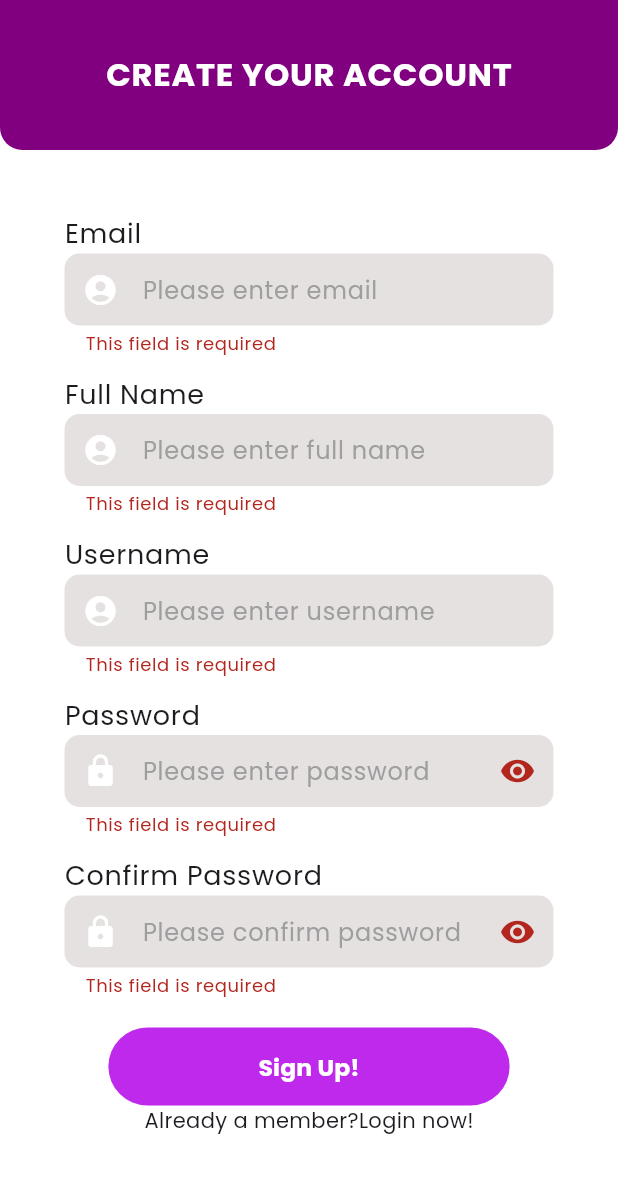
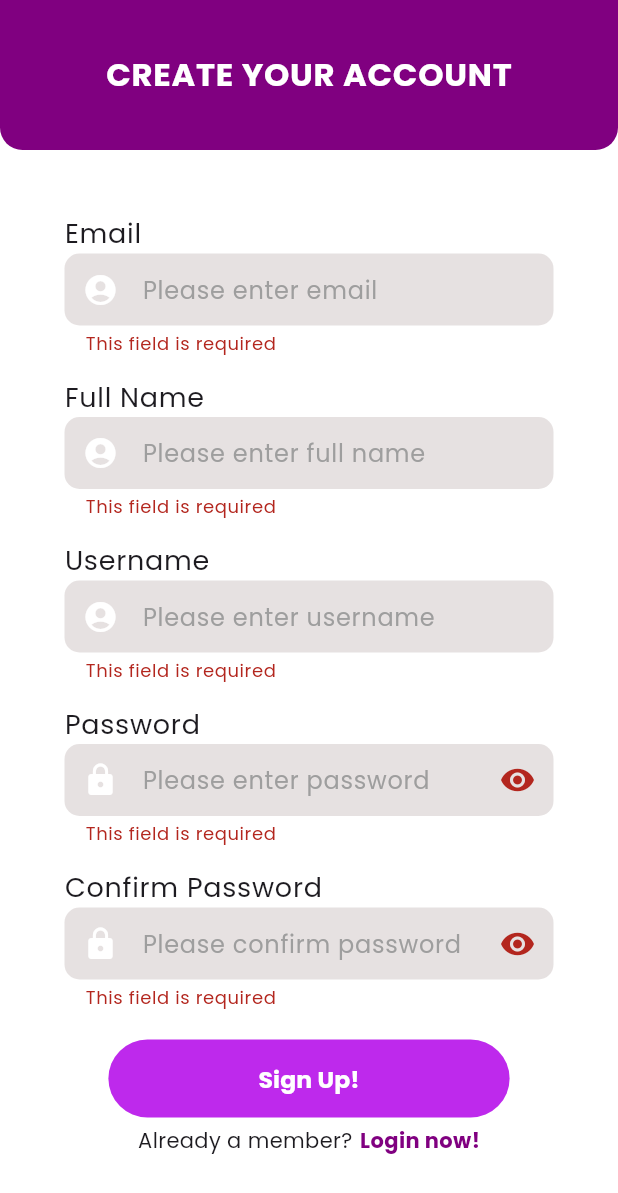
Before and after one commit to Prof-Pix/firebase_flutter, a Flutter app: the SignupPage screen opened directly with empty values, after a tap on "Sign Up!", on a phone screen of 412 x 824 dp. Shown: the top 1193 px of the screen. Run offline on Flutter 3.47's test engine with Material 3 defaults, Android fonts, the phone set to English and light mode, and no system bars; our stand-ins replace firebase_auth, firebase_core; accounts and stored records are empty.

Commit message:
added signup function and extracted a customfield widgets

```diff
--- a/lib/auth/main_page.dart
+++ b/lib/auth/main_page.dart
@@ -1,8 +1,6 @@
 import 'package:firebase_auth/firebase_auth.dart';
 import 'package:firebase_flutter/auth/auth_page.dart';
 import 'package:firebase_flutter/screens/home_page.dart';
-import 'package:firebase_flutter/screens/login_page.dart';
-import 'package:firebase_flutter/screens/signup_page.dart';
 import 'package:flutter/material.dart';
 
 class MainPage extends StatelessWidget {
--- a/lib/screens/signup_page.dart
+++ b/lib/screens/signup_page.dart
@@ -1,8 +1,9 @@
+import 'package:firebase_auth/firebase_auth.dart';
 import 'package:flutter/material.dart';
 
 class SignupPage extends StatefulWidget {
   final VoidCallback showLoginPage;
-  const SignupPage({required this.showLoginPage, super.key});
+  const SignupPage({required this.showLoginPage, Key? key}) : super(key: key);
 
   @override
   State<SignupPage> createState() => _SignupPageState();
@@ -48,7 +49,7 @@ class _SignupPageState extends State<SignupPage> {
 
 class SignUpForm extends StatefulWidget {
   final VoidCallback showLoginPage;
-  const SignUpForm({required this.showLoginPage, super.key});
+  const SignUpForm({required this.showLoginPage, Key? key}) : super(key: key);
 
   @override
   State<SignUpForm> createState() => _SignUpFormState();
@@ -57,12 +58,48 @@ class SignUpForm extends StatefulWidget {
 class _SignUpFormState extends State<SignUpForm> {
   final _formKey = GlobalKey<FormState>();
 
-  //text controllers
+  //For Creating the Username and Pass
+  Future signUp() async {
+    try {
+      if (isPasswordConfirmed()) {
+        print(_emailCreateController.text);
+
+        await FirebaseAuth.instance.createUserWithEmailAndPassword(
+          email: _emailCreateController.text.trim(),
+          password: _passwordCreateController.text.trim(),
+        );
+
+        ScaffoldMessenger.of(context).showSnackBar(
+          const SnackBar(
+            content: Text('Account Created Successfully!'),
+          ),
+        );
+      }
+    } catch (e) {
+      print(e);
+      ScaffoldMessenger.of(context).showSnackBar(
+        const SnackBar(
+          content: Text('Signup Failed. Please try again.'),
+        ),
+      );
+    }
+  }
+
+  // Text controllers
   final _emailCreateController = TextEditingController();
   final _fullNameCreateController = TextEditingController();
   final _userNameCreateController = TextEditingController();
   final _passwordCreateController = TextEditingController();
   final _confirmPasswordCreateController = TextEditingController();
+
+  //For confirming the password
+  bool isPasswordConfirmed() {
+    if (_passwordCreateController.text.trim() ==
+        _confirmPasswordCreateController.text.trim()) {
+      return true;
+    }
+    return false;
+  }
 
   @override
   Widget build(BuildContext context) {
@@ -72,207 +109,159 @@ class _SignUpFormState extends State<SignUpForm> {
         key: _formKey,
         child: Column(
           children: [
-            Column(
-              crossAxisAlignment: CrossAxisAlignment.start,
-              children: [
-                const Text(
-                  "Email",
-                  style: TextStyle(fontSize: 18, letterSpacing: 0.5),
-                ),
-                TextFormField(
-                  controller: _emailCreateController,
-                  validator: (value) {
-                    if (value == null || value.isEmpty) {
-                      return "This field is required";
-                    }
-                    return null;
-                  },
-                  decoration: InputDecoration(
-                      filled: true,
-                      fillColor: const Color(0xffe6e1e1),
-                      hintText: "Please enter email",
-                      hintStyle: const TextStyle(color: Colors.grey),
-                      border: OutlineInputBorder(
-                          borderRadius: BorderRadius.circular(10),
-                          borderSide: BorderSide.none),
-                      contentPadding: const EdgeInsets.all(10),
-                      prefixIcon: const Icon(
-                        Icons.account_circle_sharp,
-                        color: Color(0xffffffff),
-                      )),
-                ),
-              ],
-            ), // Email TextField
-            const SizedBox(height: 13),
-            Column(
-              crossAxisAlignment: CrossAxisAlignment.start,
-              children: [
-                const Text(
-                  "Full Name",
-                  style: TextStyle(fontSize: 18, letterSpacing: 0.5),
-                ),
-                TextFormField(
-                  controller: _fullNameCreateController,
-                  validator: (value) {
-                    if (value == null || value.isEmpty) {
-                      return "This field is required";
-                    }
-                    return null;
-                  },
-                  decoration: InputDecoration(
-                      filled: true,
-                      fillColor: const Color(0xffe6e1e1),
-                      hintText: "Please enter full name",
-                      hintStyle: const TextStyle(color: Colors.grey),
-                      border: OutlineInputBorder(
-                          borderRadius: BorderRadius.circular(10),
-                          borderSide: BorderSide.none),
-                      contentPadding: const EdgeInsets.all(10),
-                      prefixIcon: const Icon(
-                        Icons.account_circle_sharp,
-                        color: Color(0xffffffff),
-                      )),
-                ),
-              ],
-            ), //Full Name TextField
-            const SizedBox(height: 13),
-            Column(
-              crossAxisAlignment: CrossAxisAlignment.start,
-              children: [
-                const Text(
-                  "Username",
-                  style: TextStyle(fontSize: 18, letterSpacing: 0.5),
-                ),
-                TextFormField(
-                  controller: _userNameCreateController,
-                  validator: (value) {
-                    if (value == null || value.isEmpty) {
-                      return "This field is required";
-                    }
-                    return null;
-                  },
-                  decoration: InputDecoration(
-                      filled: true,
-                      fillColor: const Color(0xffe6e1e1),
-                      hintText: "Please enter username",
-                      hintStyle: const TextStyle(color: Colors.grey),
-                      border: OutlineInputBorder(
-                          borderRadius: BorderRadius.circular(10),
-                          borderSide: BorderSide.none),
-                      contentPadding: const EdgeInsets.all(10),
-                      prefixIcon: const Icon(
-                        Icons.account_circle_sharp,
-                        color: Color(0xffffffff),
-                      )),
-                ),
-              ],
-            ), // Username TextField
-            const SizedBox(height: 13),
-            Column(
-              crossAxisAlignment: CrossAxisAlignment.start,
-              children: [
-                Text(
-                  "Password",
-                  style: const TextStyle(fontSize: 18, letterSpacing: 0.5),
-                ),
-                TextFormField(
-                  obscureText: true,
-                  controller: _passwordCreateController,
-                  validator: (value) {
-                    if (value == null || value.isEmpty) {
-                      return "This field is required";
-                    }
-                    return null;
-                  },
-                  decoration: InputDecoration(
-                      filled: true,
-                      fillColor: const Color(0xffe6e1e1),
-                      hintText: "Please enter password",
-                      hintStyle: const TextStyle(color: Colors.grey),
-                      border: OutlineInputBorder(
-                          borderRadius: BorderRadius.circular(10),
-                          borderSide: BorderSide.none),
-                      contentPadding: const EdgeInsets.all(10),
-                      suffixIcon: const Icon(Icons.remove_red_eye),
-                      prefixIcon: const Icon(
-                        Icons.lock,
-                        color: Color(0xffffffff),
-                      )),
-                ),
-              ],
-            ), //Password TextField
-            const SizedBox(height: 13),
-            Column(
-              crossAxisAlignment: CrossAxisAlignment.start,
-              children: [
-                const Text(
-                  "Confirm Password",
-                  style: TextStyle(fontSize: 18, letterSpacing: 0.5),
-                ),
-                TextFormField(
-                  obscureText: true,
-                  controller: _confirmPasswordCreateController,
-                  validator: (value) {
-                    if (value == null || value.isEmpty) {
-                      return "This field is required";
-                    }
-                    return null;
-                  },
-                  decoration: InputDecoration(
-                      filled: true,
-                      fillColor: const Color(0xffe6e1e1),
-                      hintText: "Please confirm password",
-                      hintStyle: const TextStyle(color: Colors.grey),
-                      border: OutlineInputBorder(
-                          borderRadius: BorderRadius.circular(10),
-                          borderSide: BorderSide.none),
-                      contentPadding: const EdgeInsets.all(10),
-                      suffixIcon: const Icon(Icons.remove_red_eye),
-                      prefixIcon: const Icon(
-                        Icons.lock,
-                        color: Color(0xffffffff),
-                      )),
-                ),
-              ],
-            ), //Confirm Password TextField
+            CustomTextField(
+              labelText: 'Email',
+              hintText: 'Please enter email',
+              controller: _emailCreateController,
+              prefixIcon: Icons.account_circle_sharp,
+            ),
+            const SizedBox(height: 15),
+            CustomTextField(
+              labelText: 'Full Name',
+              hintText: 'Please enter full name',
+              controller: _fullNameCreateController,
+              prefixIcon: Icons.account_circle_sharp,
+            ),
+            const SizedBox(height: 15),
+            CustomTextField(
+              labelText: 'Username',
+              hintText: 'Please enter username',
+              controller: _userNameCreateController,
+              prefixIcon: Icons.account_circle_sharp,
+            ),
+            const SizedBox(height: 15),
+            CustomTextField(
+              labelText: 'Password',
+              hintText: 'Please enter password',
+              controller: _passwordCreateController,
+              prefixIcon: Icons.lock,
+              obscureText: false,
+              suffixIcon: Icons.remove_red_eye,
+            ),
+            const SizedBox(height: 15),
+            CustomTextField(
+              labelText: 'Confirm Password',
+              hintText: 'Please confirm password',
+              controller: _confirmPasswordCreateController,
+              prefixIcon: Icons.lock,
+              obscureText: false,
+              suffixIcon: Icons.remove_red_eye,
+            ),
             const SizedBox(height: 20),
             Row(
               mainAxisAlignment: MainAxisAlignment.center,
               children: [
                 TextButton(
-                    onPressed: () {
-                      if (_formKey.currentState!.validate()) {
-                        ScaffoldMessenger.of(context).showSnackBar(
-                          const SnackBar(
-                              content: Text('Account Created Successfully!')),
-                        );
-                      }
-                    },
-                    style: TextButton.styleFrom(
-                        backgroundColor: const Color(0xffbe29ec),
-                        padding: const EdgeInsets.symmetric(
-                            horizontal: 100, vertical: 15)),
-                    child: const Text(
-                      "Sign Up!",
-                      style: TextStyle(
-                          color: Color(0xffffffff),
-                          fontSize: 15.7,
-                          fontWeight: FontWeight.w700),
-                    )),
+                  onPressed: () {
+                    if (_formKey.currentState!.validate()) {
+                      signUp();
+                    }
+                  },
+                  style: TextButton.styleFrom(
+                    backgroundColor: const Color(0xffbe29ec),
+                    padding: const EdgeInsets.symmetric(
+                      horizontal: 100,
+                      vertical: 15,
+                    ),
+                  ),
+                  child: const Text(
+                    "Sign Up!",
+                    style: TextStyle(
+                      color: Color(0xffffffff),
+                      fontSize: 15.7,
+                      fontWeight: FontWeight.w700,
+                    ),
+                  ),
+                ),
               ],
             ),
+            const SizedBox(height: 5),
             Row(
               mainAxisAlignment: MainAxisAlignment.center,
               children: [
                 const Text("Already a member?"),
+                const SizedBox(width: 5),
                 GestureDetector(
-                    onTap: widget.showLoginPage,
-                    child: const Text("Login now!"))
+                  onTap: widget.showLoginPage,
+                  child: const Text(
+                    "Login now!",
+                    style: TextStyle(
+                        color: Color(0xff800080), fontWeight: FontWeight.w700),
+                  ),
+                ),
               ],
-            )
+            ),
           ],
         ),
       ),
     );
   }
 }
+
+class CustomTextField extends StatelessWidget {
+  final String _labelText;
+  final String _hintText;
+  final TextEditingController _controller;
+  final IconData _prefixIcon;
+  final IconData? _suffixIcon;
+  final bool _obscureText;
+
+  const CustomTextField({
+    required String labelText,
+    required String hintText,
+    required TextEditingController controller,
+    required IconData prefixIcon,
+    IconData? suffixIcon,
+    bool obscureText = false,
+    Key? key,
+  })  : _labelText = labelText,
+        _hintText = hintText,
+        _controller = controller,
+        _prefixIcon = prefixIcon,
+        _suffixIcon = suffixIcon,
+        _obscureText = obscureText,
+        super(key: key);
+
+  @override
+  Widget build(BuildContext context) {
+    return Column(
+      crossAxisAlignment: CrossAxisAlignment.start,
+      children: [
+        Text(
+          _labelText,
+          style: const TextStyle(fontSize: 18, letterSpacing: 0.5),
+        ),
+        TextFormField(
+          obscureText: _obscureText,
+          controller: _controller,
+          validator: (value) {
+            if (value == null || value.isEmpty) {
+              return "This field is required";
+            }
+            return null;
+          },
+          decoration: InputDecoration(
+            filled: true,
+            fillColor: const Color(0xffe6e1e1),
+            hintText: _hintText,
+            hintStyle: const TextStyle(color: Colors.grey),
+            border: OutlineInputBorder(
+              borderRadius: BorderRadius.circular(10),
+              borderSide: BorderSide.none,
+            ),
+            contentPadding: const EdgeInsets.all(10),
+            prefixIcon: Icon(
+              _prefixIcon,
+              color: const Color(0xffffffff),
+            ),
+            suffixIcon: _suffixIcon != null
+                ? Icon(
+                    _suffixIcon,
+                  )
+                : null,
+          ),
+        ),
+      ],
+    );
+  }
+}
--- a/pubspec.yaml
+++ b/pubspec.yaml
@@ -84,6 +84,8 @@ flutter:
          weight: 300
        - asset: assets/fonts/Poppins-Bold.ttf
          weight: 700
+       - asset: assets/fonts/Poppins-Medium.ttf
+         weight: 500
 
   # For details regarding fonts from package dependencies,
   # see https://flutter.dev/custom-fonts/#from-packages
```
Also changed, not shown: assets/fonts/Poppins-Medium.ttf (added), pubspec.lock.
